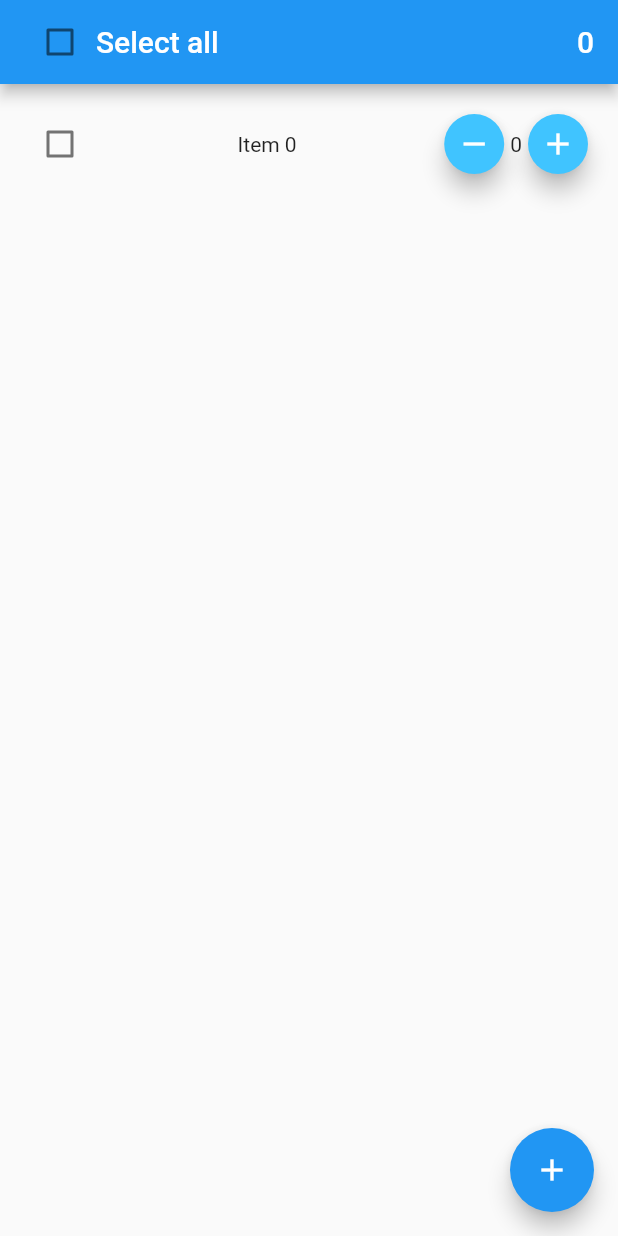
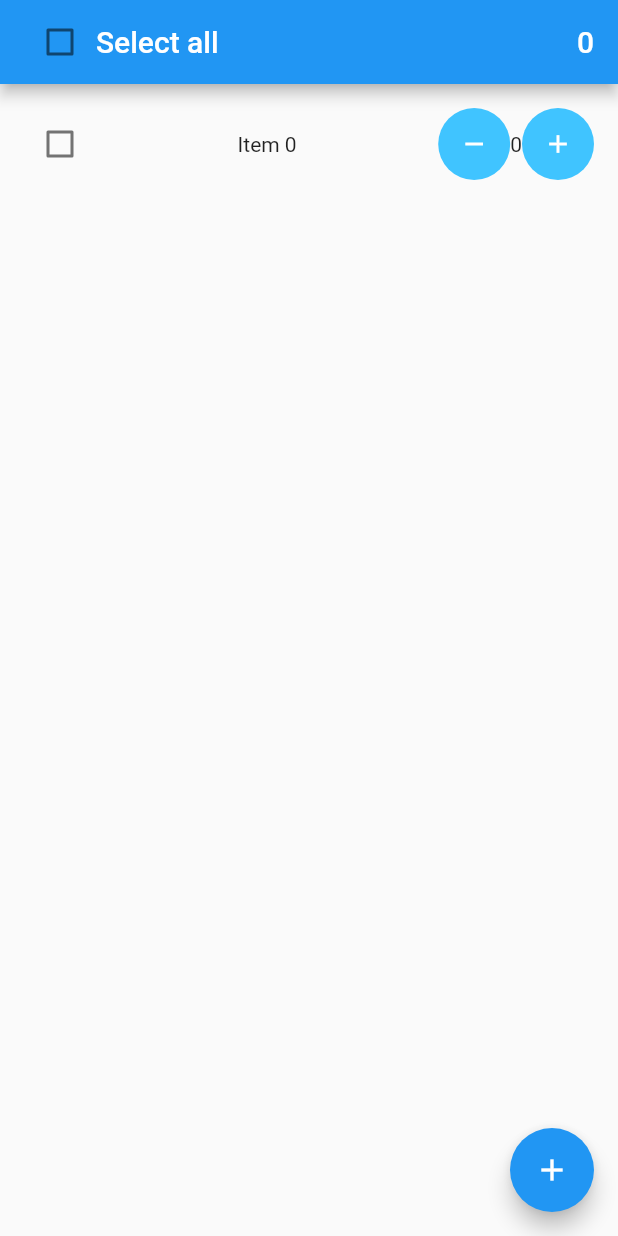
Before and after one commit to seregakd/list_with_chekbox, a Flutter app: the screen it shows after launch, after a tap on the "add" icon, on a phone screen of 412 x 824 dp. Run offline on Flutter 3.47's test engine with Material 2 defaults, Android fonts, the phone set to English and light mode, and no system bars.

Commit message:
add IconButton and del float action buttom

```diff
--- a/lib/ItemList.dart
+++ b/lib/ItemList.dart
@@ -36,18 +36,32 @@ class ItemList extends StatelessWidget  {
     return Row(
         mainAxisSize: MainAxisSize.max,
         children: [
-          FloatingActionButton(
-            onPressed: () => _incrementCounter(false),
-            child: const Icon(Icons.remove),
-            backgroundColor: Colors.lightBlueAccent,
-            mini: true,
+          Ink(
+            decoration: const ShapeDecoration(
+              color: Colors.lightBlueAccent,
+              shape: CircleBorder(),
+            ),
+            child: IconButton(
+              icon: Icon(Icons.remove),
+              color: Colors.white,
+              iconSize: 20.0,
+              padding: EdgeInsets.all(10.0),
+              onPressed: () => _incrementCounter(false),
+            ),
           ),
           Text(itemModel.counter.toString()),
-          FloatingActionButton(
-            onPressed: () => _incrementCounter(true),
-            child: const Icon(Icons.add),
-            backgroundColor: Colors.lightBlueAccent,
-            mini: true,
+          Ink(
+            decoration: const ShapeDecoration(
+              color: Colors.lightBlueAccent,
+              shape: CircleBorder(),
+            ),
+            child: IconButton(
+              icon: Icon(Icons.add),
+              color: Colors.white,
+              iconSize: 20.0,
+              padding: EdgeInsets.all(10.0),
+              onPressed: () => _incrementCounter(true),
+            ),
           ),
     ]);
   }
```
